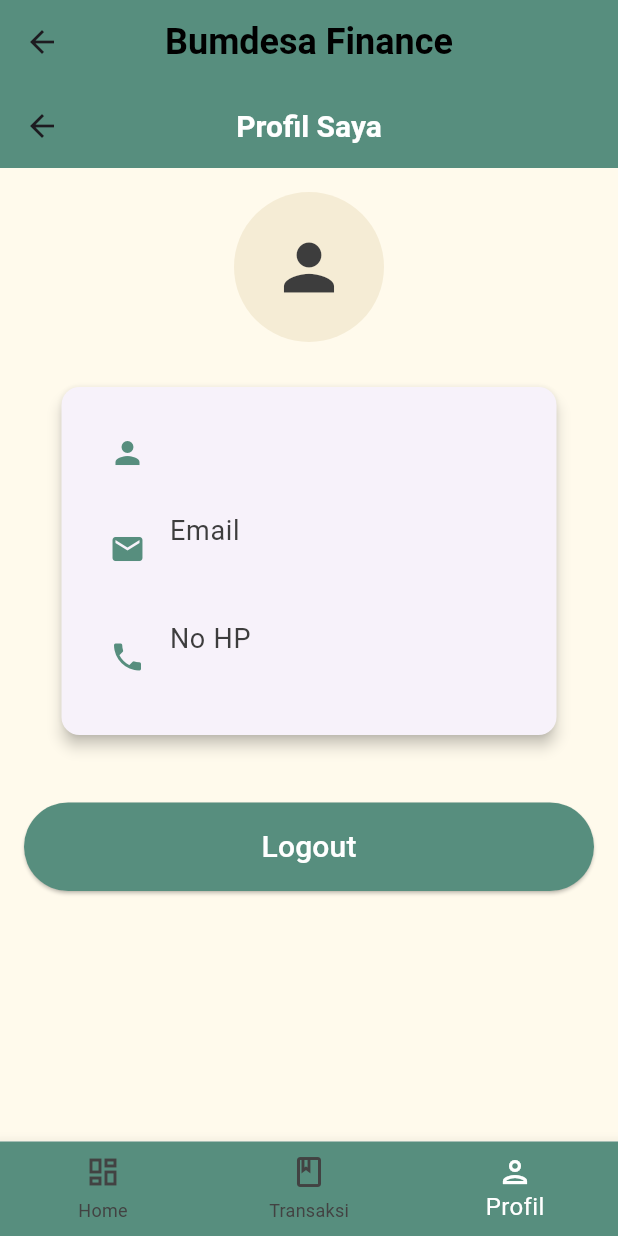
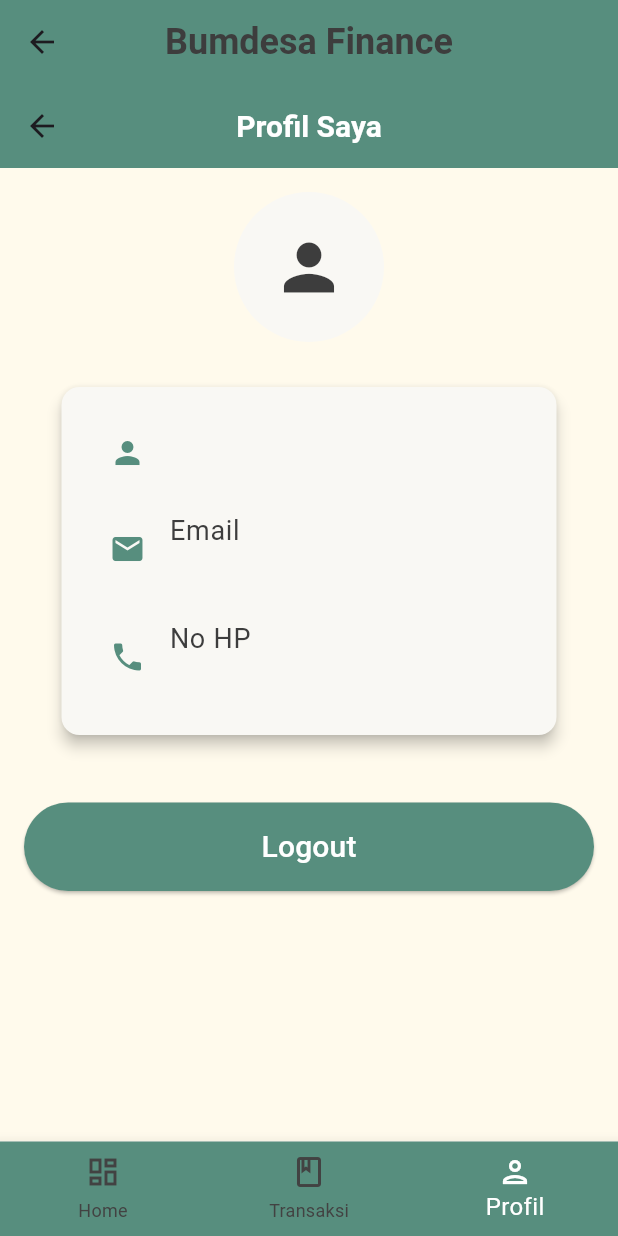
Before and after one commit to jonyxz/bumdesa-finance, a Flutter app: the DashboardFull screen opened directly, item 3 of the bottom bar chosen, on a phone screen of 412 x 824 dp. Run offline on Flutter 3.47's test engine with Material 3 defaults, Android fonts, the phone set to English and light mode, and no system bars; our stand-ins replace cloud_firestore, firebase_auth, firebase_core; accounts and stored records are empty.

Commit message:
Update ListItem and ProfilePage styles; enhance color scheme and UI elements

```diff
--- a/lib/components/styles.dart
+++ b/lib/components/styles.dart
@@ -1,12 +1,12 @@
 import 'package:flutter/material.dart';
 
 var primaryColor = const Color(0xFF578E7E);
-var secondaryColor = const Color(0xFFF5ECD5);
+var secondaryColor = const Color.fromARGB(255, 249, 248, 244);
 var accentColor = const Color(0xFF3D3D3D);
 var backgroundColor = const Color(0xFFFFFAEC);
 var warningColor = const Color(0xFFFFE4B2);
-var dangerColor = const Color(0xFFFFC1C1);
-var successColor = const Color(0xFF578E7E);
+var dangerColor = const Color.fromARGB(255, 248, 108, 108);
+var successColor = const Color.fromARGB(255, 87, 155, 98);
 var greyColor = const Color(0xFF3D3D3D);
 
 TextStyle headerStyle({int level = 1, bool dark = true}) {
--- a/lib/pages/dashboard/DashboardPage.dart
+++ b/lib/pages/dashboard/DashboardPage.dart
@@ -100,7 +100,11 @@ class _DashboardFull extends State<DashboardFull> {
     return Scaffold(
       appBar: AppBar(
         backgroundColor: primaryColor,
-        title: Text('Bumdesa Finance', style: headerStyle(level: 2)),
+        title: Text(
+          'Bumdesa Finance',
+          style: headerStyle(level: 2, dark: false)
+              .copyWith(color: accentColor), // Mengatur warna teks header
+        ),
         centerTitle: true,
       ),
       bottomNavigationBar: BottomNavigationBar(
--- a/lib/pages/dashboard/ProfilePage.dart
+++ b/lib/pages/dashboard/ProfilePage.dart
@@ -78,6 +78,7 @@ class _ProfilePageState extends State<ProfilePage> {
             ),
             const SizedBox(height: 20),
             Card(
+              color: secondaryColor,
               elevation: 4,
               margin: const EdgeInsets.symmetric(vertical: 10, horizontal: 25),
               child: Padding(
```
Also changed, not shown: lib/components/list_item.dart (+6 -4 lines).
